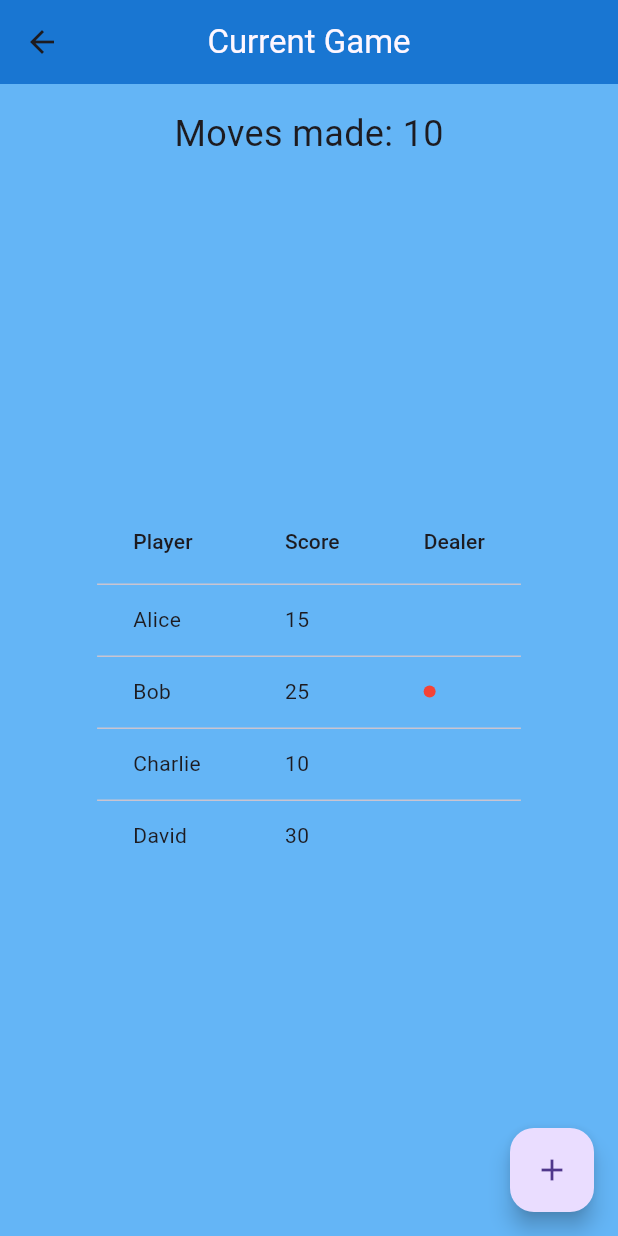
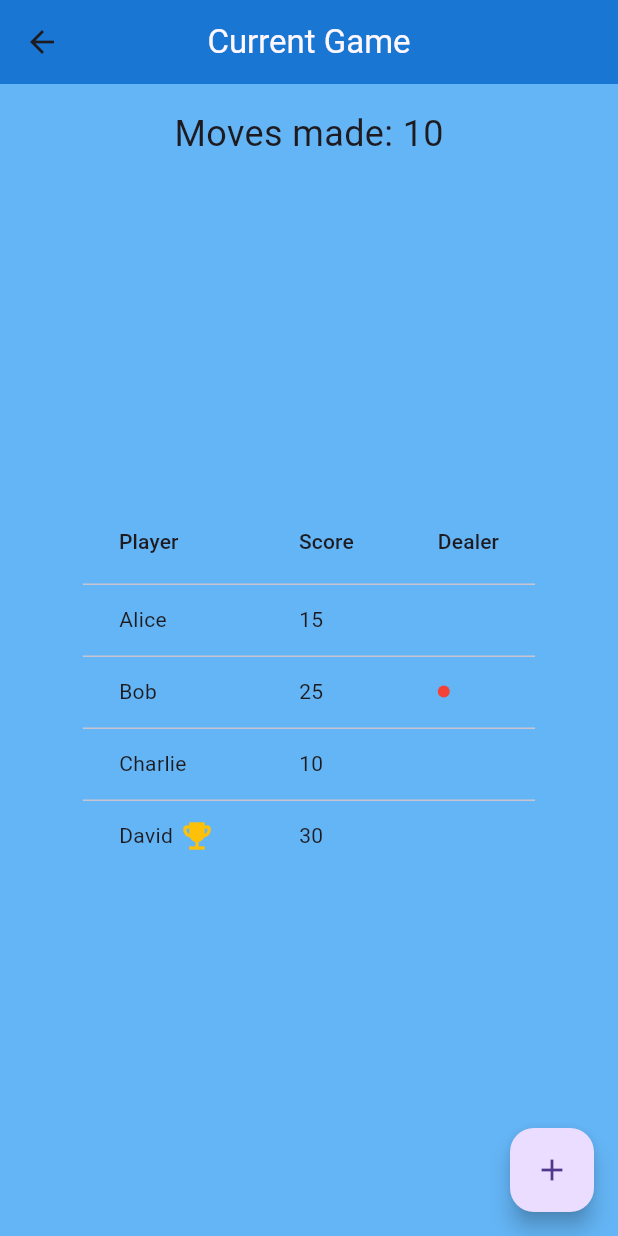
Before and after one commit to mezgoodle/UnoCounter, a Flutter app: the CurrentGamePage screen opened by its route, on a phone screen of 412 x 824 dp. Run offline on Flutter 3.47's test engine with Material 3 defaults, Android fonts, the phone set to English and light mode, and no system bars; our stand-ins replace cloud_firestore, firebase_core; accounts and stored records are empty.

Commit message:
Show leader and dealer icon

```diff
--- a/lib/pages/current_game.dart
+++ b/lib/pages/current_game.dart
@@ -53,6 +53,7 @@ class _CurrentGamePageState extends State<CurrentGamePage> {
   }
 
   Widget _buildPlayerTable() {
+    final leader = _findLeader();
     return DataTable(
       columns: const [
         DataColumn(label: Text('Player')),
@@ -61,7 +62,13 @@ class _CurrentGamePageState extends State<CurrentGamePage> {
       ],
       rows: _players.map((player) {
         return DataRow(cells: [
-          DataCell(Text(player.name)),
+          DataCell(Row(
+            children: [
+              Text(player.name),
+              const SizedBox(width: 4),
+              _buildLeaderIcon(player, leader),
+            ],
+          )),
           DataCell(Text(player.score.toString())),
           DataCell(
             _buildDealerIcon(player.name),
@@ -84,4 +91,22 @@ class _CurrentGamePageState extends State<CurrentGamePage> {
     }
     return const SizedBox.shrink();
   }
+
+  Widget _buildLeaderIcon(PlayerSerializer player, PlayerSerializer? leader) {
+    if (leader != null && player.name == leader.name) {
+      return const Icon(Icons.emoji_events, color: Colors.amber);
+    }
+    return const SizedBox.shrink();
+  }
+
+  PlayerSerializer? _findLeader() {
+    if (_players.isEmpty) return null;
+    PlayerSerializer leader = _players.first;
+    for (final player in _players) {
+      if (player.score > leader.score) {
+        leader = player;
+      }
+    }
+    return leader;
+  }
 }
```
